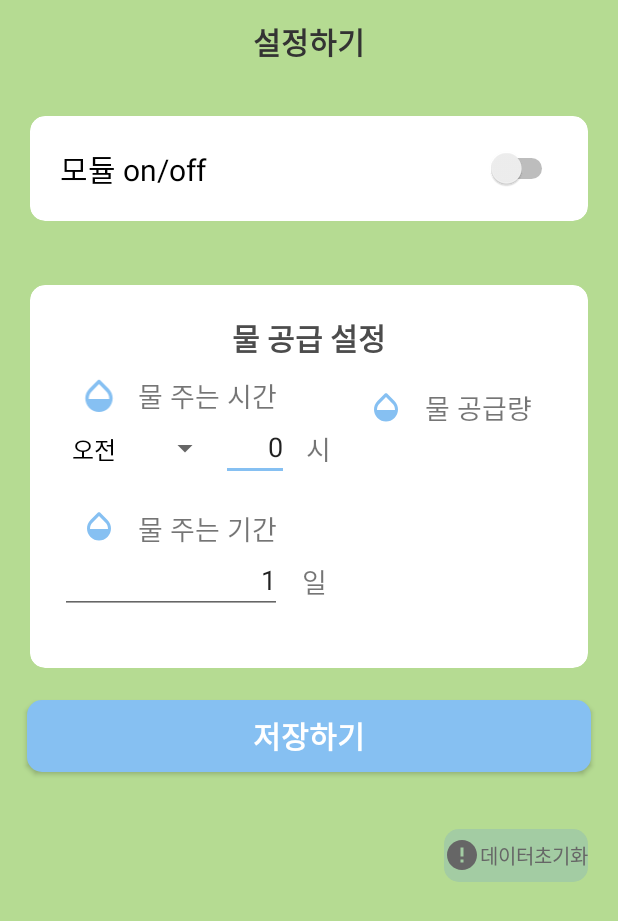
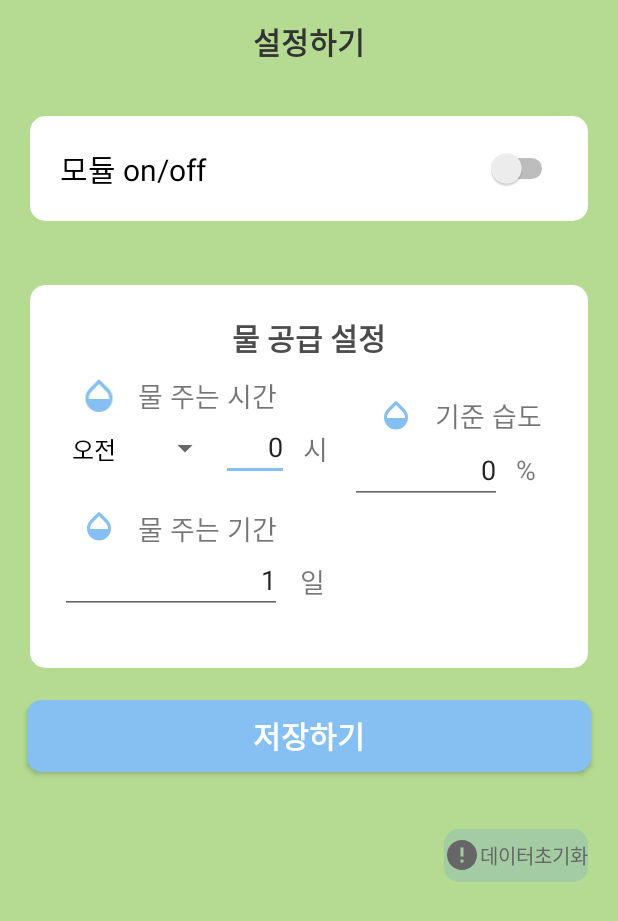
Before and after one commit to jiyeung-yun/teamc_capstone_design, an Android app: the ControlActivity screen opened directly, with no data from a screen before it, on a phone screen of 412 x 824 dp. Shown: the top 921 px of the screen. Run offline under Robolectric (Android 15) with nearby library versions, the phone set to English and light mode, and no system bars.

Commit message:
습도 변경 ~ !

```diff
--- a/Capstone/app/src/main/res/layout/activity_control.xml
+++ b/Capstone/app/src/main/res/layout/activity_control.xml
@@ -86,7 +86,7 @@
                 android:orientation="horizontal">
 
                 <LinearLayout
-                    android:layout_width="191dp"
+                    android:layout_width="188dp"
                     android:layout_height="match_parent"
                     android:orientation="vertical">
 
@@ -123,7 +123,7 @@
                             android:layout_height="match_parent" />
 
                         <EditText
-                            android:id="@+id/editTextTextPersonName3"
+                            android:id="@+id/editText_watertime"
                             android:layout_width="45dp"
                             android:layout_height="wrap_content"
                             android:ems="10"
@@ -169,14 +169,14 @@
                         android:orientation="horizontal">
 
                         <EditText
-                            android:id="@+id/editTextTextPersonName2"
+                            android:id="@+id/editText_waterdate"
                             android:layout_width="148dp"
                             android:layout_height="wrap_content"
                             android:ems="10"
+                            android:enabled="true"
                             android:gravity="right"
                             android:inputType="number"
-                            android:text="1"
-                            android:enabled="true"/>
+                            android:text="1" />
 
                         <TextView
                             android:id="@+id/textView5"
@@ -193,12 +193,14 @@
                 <LinearLayout
                     android:layout_width="match_parent"
                     android:layout_height="match_parent"
+                    android:layout_margin="5dp"
                     android:orientation="vertical">
 
                     <LinearLayout
                         android:layout_width="match_parent"
                         android:layout_height="wrap_content"
                         android:layout_marginTop="18dp"
+                        android:gravity="center"
                         android:orientation="horizontal">
 
                         <ImageView
@@ -214,7 +216,32 @@
                             android:layout_width="wrap_content"
                             android:layout_height="wrap_content"
                             android:gravity="center"
-                            android:text="물 공급량"
+                            android:text="기준 습도"
+                            android:textSize="18dp" />
+                    </LinearLayout>
+
+                    <LinearLayout
+                        android:layout_width="match_parent"
+                        android:layout_height="wrap_content"
+                        android:gravity="right"
+                        android:orientation="horizontal">
+
+                        <EditText
+                            android:id="@+id/editText_waterhumidity"
+                            android:layout_width="101dp"
+                            android:layout_height="match_parent"
+                            android:ems="10"
+                            android:enabled="true"
+                            android:gravity="right"
+                            android:inputType="number"
+                            android:text="0" />
+
+                        <TextView
+                            android:id="@+id/textView7"
+                            android:layout_width="match_parent"
+                            android:layout_height="match_parent"
+                            android:gravity="center"
+                            android:text="%"
                             android:textSize="18dp" />
                     </LinearLayout>
                 </LinearLayout>
@@ -226,7 +253,7 @@
     </androidx.cardview.widget.CardView>
 
     <Button
-        android:id="@+id/button"
+        android:id="@+id/control_btn_save"
         android:layout_width="match_parent"
         android:layout_height="wrap_content"
         android:layout_margin="18dp"
```
